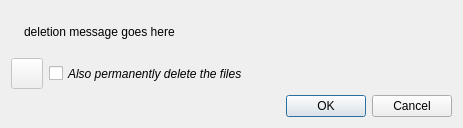
Qt form src/gui/deletionconfirmationdialog.ui (SysAdminDoc/qBittorrent-Vanced) before a commit.
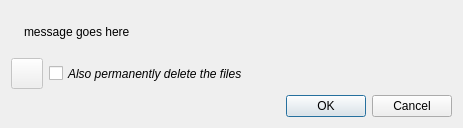
The same form after that commit.

```diff
--- a/src/gui/deletionconfirmationdialog.ui
+++ b/src/gui/deletionconfirmationdialog.ui
@@ -44,7 +44,7 @@
         </sizepolicy>
        </property>
        <property name="text">
-        <string notr="true">deletion message goes here</string>
+        <string notr="true">message goes here</string>
        </property>
        <property name="alignment">
         <set>Qt::AlignLeading|Qt::AlignLeft|Qt::AlignVCenter</set>
```
Left out of the diff: 2 changed lines with no effect on the pictures.
